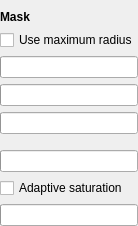
dzz007/photivo, file Sources/filters/imagespot/ptFilter_SpotTuning.ui: the form before one commit.
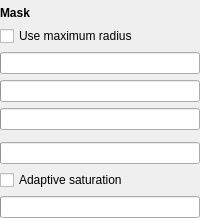
The form after the commit. Custom widgets are drawn as their Qt base class.

What changed in the file:
```diff
--- a/Sources/filters/imagespot/ptFilter_SpotTuning.ui
+++ b/Sources/filters/imagespot/ptFilter_SpotTuning.ui
@@ -2,14 +2,6 @@
 <ui version="4.0">
  <class>Form</class>
  <widget class="QWidget" name="Form">
-  <property name="geometry">
-   <rect>
-    <x>0</x>
-    <y>0</y>
-    <width>120</width>
-    <height>226</height>
-   </rect>
-  </property>
   <layout class="QVBoxLayout" name="verticalLayout">
    <property name="margin">
     <number>0</number>
@@ -18,6 +10,12 @@
     <widget class="ptSpotListWidget" name="SpotList" native="true"/>
    </item>
    <item>
+    <widget class="QWidget" name="SpotDetailsGroup" native="true">
+     <layout class="QVBoxLayout" name="verticalLayout_2">
+      <property name="margin">
+       <number>0</number>
+      </property>
+      <item>
     <widget class="QLabel" name="label">
      <property name="font">
       <font>
@@ -61,6 +59,9 @@
    </item>
    <item>
     <widget class="ptInput" name="ColorShift"/>
+      </item>
+     </layout>
+    </widget>
    </item>
   </layout>
  </widget>
```
Lines whose indentation alone changed are shown as unchanged.
